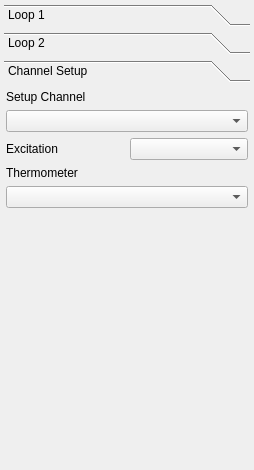
Qt form modules/tempcontrol/tempcontrolform.ui (northriv/KAME) before a commit.
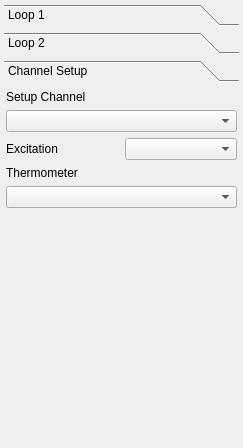
The same form after that commit. The open tabs and pages were chosen to show the change.

```diff
--- a/modules/tempcontrol/tempcontrolform.ui
+++ b/modules/tempcontrol/tempcontrolform.ui
@@ -6,8 +6,8 @@
    <rect>
     <x>0</x>
     <y>0</y>
-    <width>254</width>
-    <height>470</height>
+    <width>243</width>
+    <height>448</height>
    </rect>
   </property>
   <property name="sizePolicy">
@@ -35,6 +35,12 @@
       <property name="layoutDirection">
        <enum>Qt::LeftToRight</enum>
       </property>
+      <property name="frameShape">
+       <enum>QFrame::NoFrame</enum>
+      </property>
+      <property name="frameShadow">
+       <enum>QFrame::Plain</enum>
+      </property>
       <property name="currentIndex">
        <number>0</number>
       </property>
@@ -967,8 +973,8 @@
         <rect>
          <x>0</x>
          <y>0</y>
-         <width>222</width>
-         <height>347</height>
+         <width>235</width>
+         <height>364</height>
         </rect>
        </property>
        <attribute name="label">
@@ -1062,7 +1068,7 @@
           <property name="sizeHint" stdset="0">
            <size>
             <width>20</width>
-            <height>182</height>
+            <height>199</height>
            </size>
           </property>
          </spacer>
```
Left out of the diff: 8 changed lines with no effect on the pictures.
